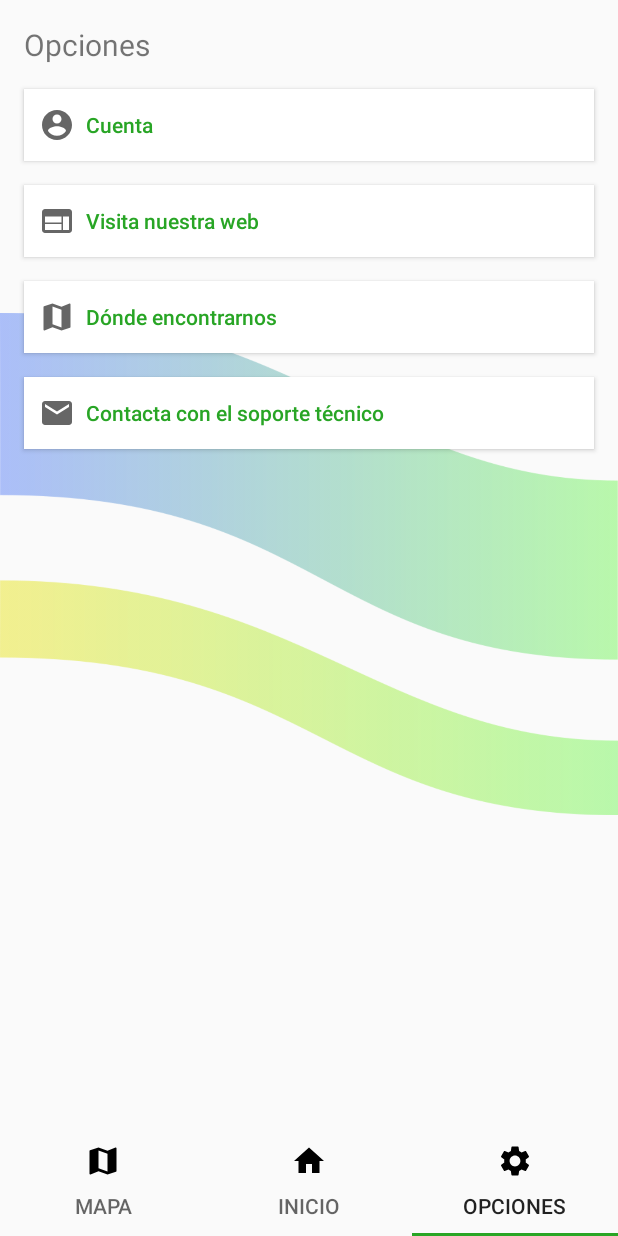
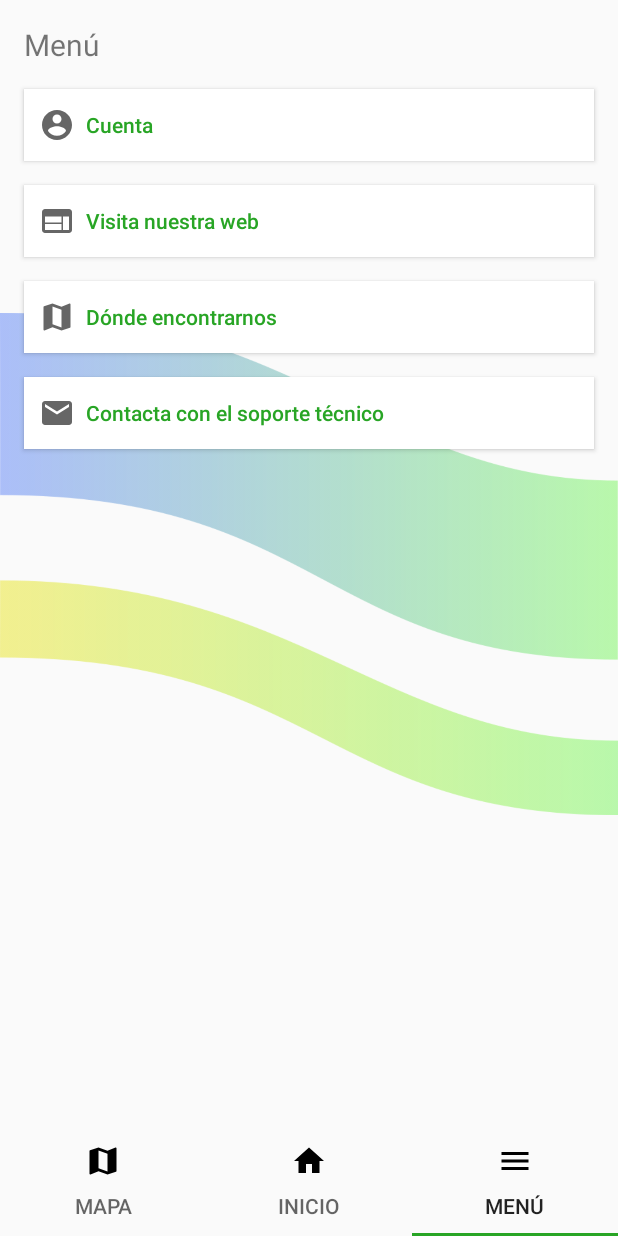
Before and after one commit to LuisLasbelin/e-contenedores, an Android app: the screen it shows after launch once a user with an empty profile is signed in (MainActivity), item 3 of the bottom bar chosen, on a phone screen of 412 x 824 dp. Run offline under Robolectric (Android 15) with nearby library versions, the light colour scheme and no system bars; our stand-ins replace Firebase (no records; nobody signed in at launch, a user with empty details on screens opened directly); libraries missing offline, so code that uses them is left out: com.firebase.ui, com.google.zxing.integration.

Commit message:
menu
name and icon change

```diff
--- a/Android/app/src/main/java/com/example/recycle/activity/MainActivity.java
+++ b/Android/app/src/main/java/com/example/recycle/activity/MainActivity.java
@@ -62,8 +62,8 @@ public class MainActivity extends AppCompatActivity implements
     private String TAG = "cubos";
 
     // Nombres de las pestañas
-    private String[] nombres = new String[]{"Mapa", "Inicio", "Opciones"};
-    private int[] iconos = new int[]{R.drawable.ic_baseline_map_24, R.drawable.ic_baseline_home_24, R.drawable.ic_baseline_settings_24};
+    private String[] nombres = new String[]{"Mapa", "Inicio", "Menú"};
+    private int[] iconos = new int[]{R.drawable.ic_baseline_map_24, R.drawable.ic_baseline_home_24, R.drawable.ic_baseline_menu_24};
 
     // MAPA
     private int locationRequestCode = 1000;
--- a/Android/app/src/main/res/drawable/ic_baseline_menu_24.xml
+++ b/Android/app/src/main/res/drawable/ic_baseline_menu_24.xml
@@ -5,6 +5,6 @@
     android:viewportHeight="24"
     android:tint="?attr/colorControlNormal">
   <path
-      android:fillColor="@android:color/white"
+      android:fillColor="@android:color/black"
       android:pathData="M3,18h18v-2L3,16v2zM3,13h18v-2L3,11v2zM3,6v2h18L21,6L3,6z"/>
 </vector>
--- a/Android/app/src/main/res/layout/tab3.xml
+++ b/Android/app/src/main/res/layout/tab3.xml
@@ -22,7 +22,7 @@
         android:layout_height="wrap_content"
         android:layout_marginStart="16dp"
         android:layout_marginTop="16dp"
-        android:text="Opciones"
+        android:text="Menú"
         android:textSize="20sp"
         app:layout_constraintStart_toStartOf="parent"
         app:layout_constraintTop_toTopOf="parent" />
```
